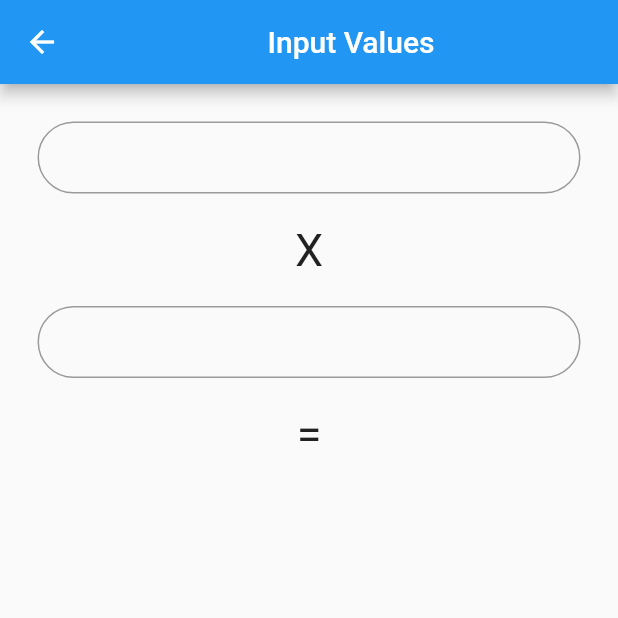
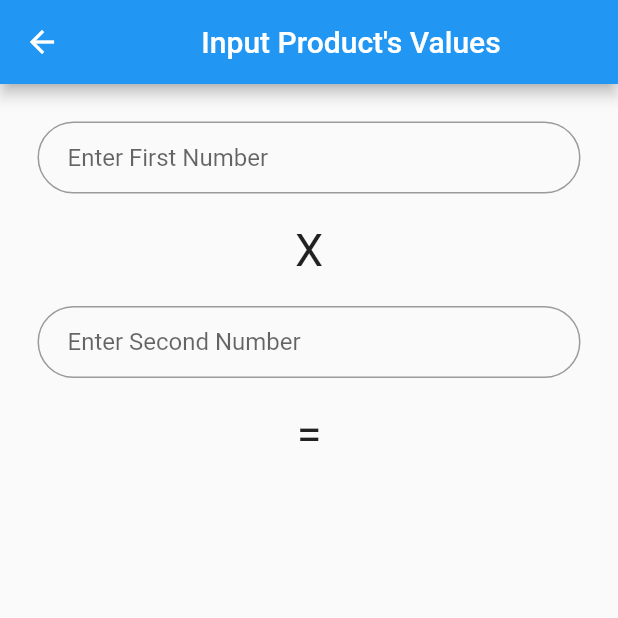
Before and after one commit to aditi1409-singh/flutter_dart_basics, a Flutter app: the screen it shows after launch, after a tap on "Product", on a phone screen of 412 x 824 dp, the top half of it. Run offline on Flutter 3.47's test engine with Material 2 defaults, Android fonts, the phone set to English and light mode, and no system bars.

Commit message:
Username Input

```diff
--- a/lib/homeScreen.dart
+++ b/lib/homeScreen.dart
@@ -2,14 +2,15 @@ import 'package:flutter/cupertino.dart';
 import 'package:flutter/material.dart';
 import 'package:flutter_dart_app/programs/multipleOfTwo.dart';
 import 'package:flutter_dart_app/programs/primeNumber.dart';
+import 'package:flutter_dart_app/programs/userInput.dart';
 import 'package:flutter_dart_app/programs/userName.dart';
 import 'package:flutter_dart_app/programs/table.dart';
 
 // ignore: must_be_immutable
 class HomeScreen extends StatelessWidget {
 
-  List<String> programName = ['Product' , 'PrimeNumber' , 'Username' ,'Table'];
-  List<Widget> programScreen = [MultiplePage() , PrimeNumber() , UserName() , TableScreen()];
+  List<String> programName = ['Product' , 'PrimeNumber' , 'Username' ,'Table' , 'Username List'];
+  List<Widget> programScreen = [MultiplePage() , PrimeNumber() , UserName() , TableScreen() , UserInput()];
 
   @override
   Widget build(BuildContext context) {
@@ -39,7 +40,7 @@ class HomeScreen extends StatelessWidget {
                 ),
               ),
               onTap: () {
-                Navigator.of(context).push(MaterialPageRoute(builder: (context) => programScreen[index]));
+                Navigator.of(context).push(CupertinoPageRoute(builder: (context) => programScreen[index]));
               },
             ),
       ),
--- a/lib/programs/multipleOfTwo.dart
+++ b/lib/programs/multipleOfTwo.dart
@@ -18,7 +18,7 @@ class _MultiplePageState extends State<MultiplePage> {
     return Scaffold(
       appBar: AppBar(
         title: Center(
-            child: Text('Input Values')),
+            child: Text("Input Product's Values")),
       ),
       body: Padding(
         padding: const EdgeInsets.all(25.0),
@@ -39,6 +39,7 @@ class _MultiplePageState extends State<MultiplePage> {
                   }
                 } ,
                 decoration: InputDecoration(
+                  hintText: 'Enter First Number',
                   contentPadding: EdgeInsets.fromLTRB(20.0, 10.0, 20.0, 10.0),
                   border: OutlineInputBorder(
                       borderRadius: BorderRadius.circular(32.0)),
@@ -66,6 +67,7 @@ class _MultiplePageState extends State<MultiplePage> {
                   }
                 },
                 decoration: InputDecoration(
+                  hintText: 'Enter Second Number',
                   contentPadding: EdgeInsets.fromLTRB(20.0, 10.0, 20.0, 10.0),
                   border: OutlineInputBorder(
                       borderRadius: BorderRadius.circular(32.0)),
--- a/lib/programs/primeNumber.dart
+++ b/lib/programs/primeNumber.dart
@@ -62,6 +62,7 @@ class _PrimeNumberState extends State<PrimeNumber> {
                   }
                 } ,
                 decoration: InputDecoration(
+                  hintText: 'Enter a Number',
                   contentPadding: EdgeInsets.fromLTRB(20.0, 10.0, 20.0, 10.0),
                       border: OutlineInputBorder(
                     borderRadius: BorderRadius.circular(32.0)),
--- a/lib/programs/table.dart
+++ b/lib/programs/table.dart
@@ -31,6 +31,7 @@ class _TableScreenState extends State<TableScreen> {
                 try{
                   setState(() {
                     num = double.parse(number);
+                    error = '';
                   });
                 }catch(e){
                   print(e.toString());
@@ -53,6 +54,7 @@ class _TableScreenState extends State<TableScreen> {
                 try{
                   setState(() {
                     range = int.parse(rangeData);
+                    error = '';
                   });
                 }catch(e){
                   print(e.toString());
--- a/lib/programs/userName.dart
+++ b/lib/programs/userName.dart
@@ -30,6 +30,7 @@ class _UserNameState extends State<UserName> {
                 });
               },
               decoration: InputDecoration(
+                hintText: 'Username',
                 border: OutlineInputBorder(),
               ),
             ),
```
Also changed, not shown: lib/programs/userInput.dart (added, +66 -0 lines).
